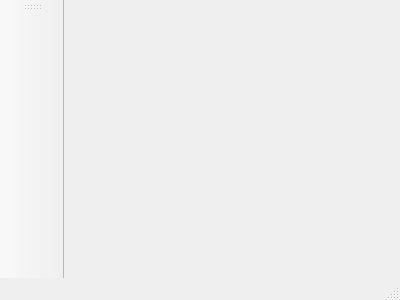
Qt form qwebdevide/qwebdevide.ui (pussbb/QWebDevIde) before a commit.
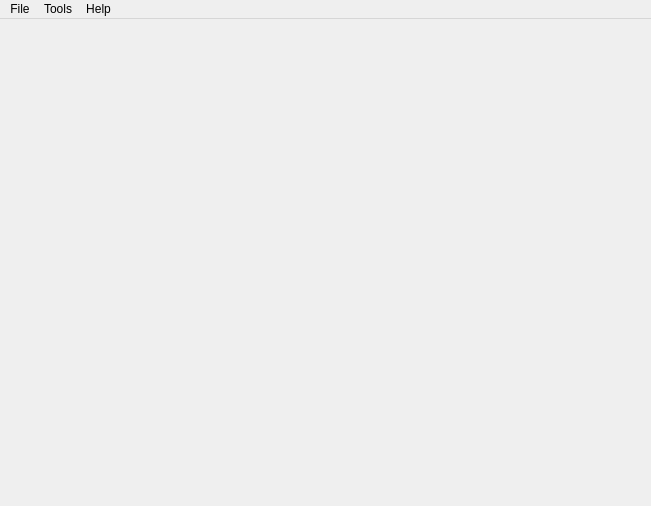
The same form after that commit.

```diff
--- a/qwebdevide/qwebdevide.ui
+++ b/qwebdevide/qwebdevide.ui
@@ -6,8 +6,8 @@
    <rect>
     <x>0</x>
     <y>0</y>
-    <width>400</width>
-    <height>300</height>
+    <width>651</width>
+    <height>506</height>
    </rect>
   </property>
   <property name="windowTitle">
@@ -19,29 +19,41 @@
     <rect>
      <x>0</x>
      <y>0</y>
-     <width>400</width>
+     <width>651</width>
      <height>25</height>
     </rect>
    </property>
+   <widget class="QMenu" name="menuFile">
+    <property name="title">
+     <string>File</string>
+    </property>
+    <addaction name="actionClose"/>
+   </widget>
+   <widget class="QMenu" name="menuTools">
+    <property name="title">
+     <string>Tools</string>
+    </property>
+   </widget>
+   <widget class="QMenu" name="menuHelp">
+    <property name="title">
+     <string>Help</string>
+    </property>
+    <addaction name="actionAbout"/>
+   </widget>
+   <addaction name="menuFile"/>
+   <addaction name="menuTools"/>
+   <addaction name="menuHelp"/>
   </widget>
-  <widget class="QStatusBar" name="statusBar"/>
-  <widget class="QToolBar" name="toolBar_2">
-   <property name="minimumSize">
-    <size>
-     <width>64</width>
-     <height>0</height>
-    </size>
+  <action name="actionAbout">
+   <property name="text">
+    <string>About</string>
    </property>
-   <property name="windowTitle">
-    <string>toolBar_2</string>
+  </action>
+  <action name="actionClose">
+   <property name="text">
+    <string>Close</string>
    </property>
-   <attribute name="toolBarArea">
-    <enum>LeftToolBarArea</enum>
-   </attribute>
-   <attribute name="toolBarBreak">
-    <bool>false</bool>
-   </attribute>
-  </widget>
+  </action>
  </widget>
  <layoutdefault spacing="6" margin="11"/>
  <resources/>
```
